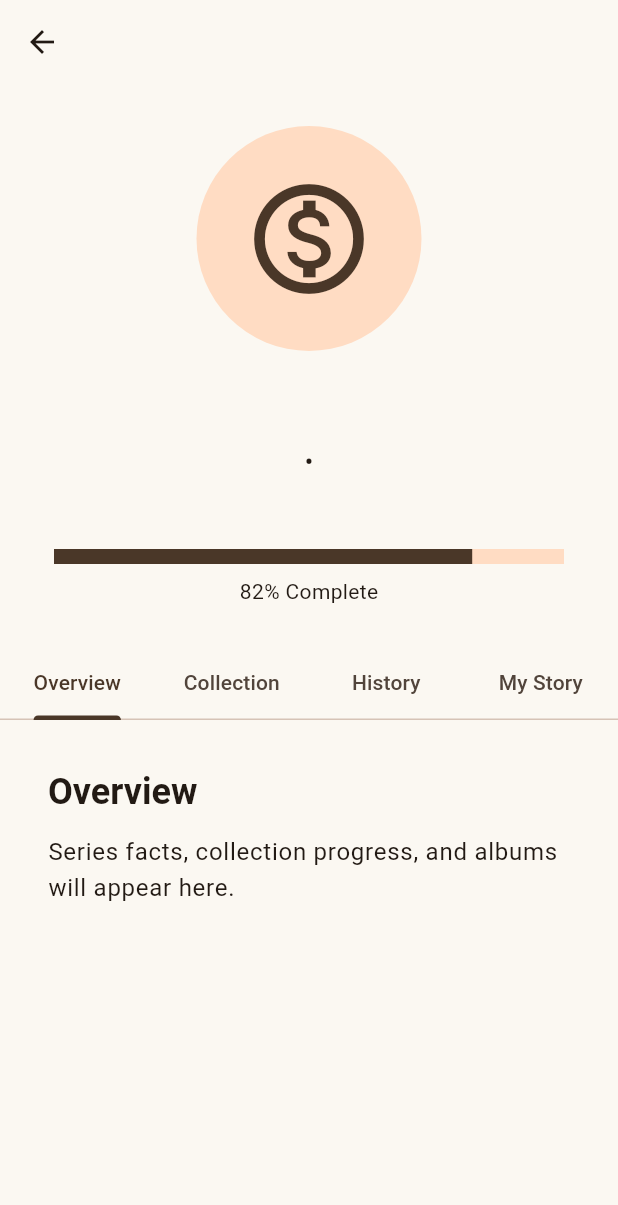
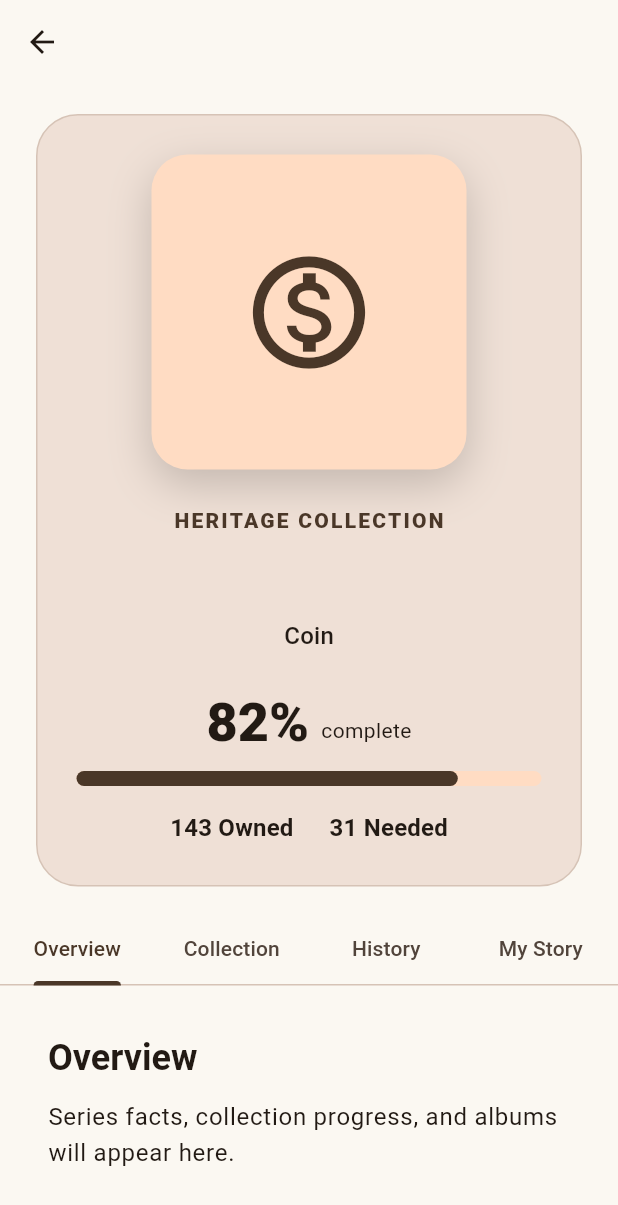
Before and after one commit to bch383-code/HeritageVault, a Flutter app: the SeriesDetailScreen screen opened directly with empty values, on a phone screen of 412 x 824 dp. Shown: the top 1205 px of the screen. Run offline on Flutter 3.47's test engine with Material 3 defaults, Android fonts, the light colour scheme and no system bars; our stand-ins replace file_picker, sqflite_common_ffi; missing offline and left inert: spreadsheet_decoder; accounts and stored records are empty.

Commit message:
Add museum-style series header with artwork

```diff
--- a/lib/reference/coin_series_reference.dart
+++ b/lib/reference/coin_series_reference.dart
@@ -31,7 +31,7 @@ class CoinSeriesLibrary {
       mints: ['P', 'CC', 'O', 'S', 'D'],
       history:
           'The Morgan dollar is one of the most widely collected United States silver dollar series.',
-      imageAsset: '',
+      imageAsset: 'assets/images/series/morgan_dollar.png',
     ),
     CoinSeriesReference(
       series: 'Peace Dollars',
@@ -82,6 +82,38 @@ class CoinSeriesLibrary {
   static CoinSeriesReference? find(String seriesName) {
   final normalized = seriesName.trim().toLowerCase();
 
+  // Common series-name aliases from imported spreadsheets.
+  if (normalized.contains('morgan')) {
+    return series.firstWhere(
+      (reference) => reference.series == 'Morgan Dollars',
+    );
+  }
+
+  if (normalized.contains('peace')) {
+    return series.firstWhere(
+      (reference) => reference.series == 'Peace Dollars',
+    );
+  }
+
+  if (normalized.contains('buffalo')) {
+    return series.firstWhere(
+      (reference) => reference.series == 'Buffalo Nickels',
+    );
+  }
+
+  if (normalized.contains('mercury')) {
+    return series.firstWhere(
+      (reference) => reference.series == 'Mercury Dimes',
+    );
+  }
+
+  if (normalized.contains('wheat') &&
+      normalized.contains('cent')) {
+    return series.firstWhere(
+      (reference) => reference.series == 'Lincoln Wheat Cents',
+    );
+  }
+
   for (final reference in series) {
     if (reference.series.toLowerCase() == normalized) {
       return reference;
--- a/lib/screens/series_detail_screen.dart
+++ b/lib/screens/series_detail_screen.dart
@@ -1,6 +1,7 @@
 import 'package:flutter/material.dart';
 
 import '../reference/coin_series_reference.dart';
+import '../widgets/series_museum_header.dart';
 
 class SeriesDetailScreen extends StatelessWidget {
   final String seriesName;
@@ -12,7 +13,6 @@ class SeriesDetailScreen extends StatelessWidget {
 
   @override
   Widget build(BuildContext context) {
-    final theme = Theme.of(context);
     final reference = CoinSeriesLibrary.find(seriesName);
 
     return DefaultTabController(
@@ -23,55 +23,13 @@ class SeriesDetailScreen extends StatelessWidget {
         ),
         body: Column(
           children: [
-            Container(
-              width: double.infinity,
-              padding: const EdgeInsets.all(28),
-              child: Column(
-                children: [
-                  Container(
-                    width: 150,
-                    height: 150,
-                    decoration: BoxDecoration(
-                      shape: BoxShape.circle,
-                      color: theme.colorScheme.primaryContainer,
-                    ),
-                    child: Icon(
-                      Icons.monetization_on_outlined,
-                      size: 88,
-                      color: theme.colorScheme.primary,
-                    ),
-                  ),
-                  const SizedBox(height: 20),
-                  Text(
-                    seriesName,
-                    style: theme.textTheme.headlineMedium?.copyWith(
-                      fontWeight: FontWeight.w800,
-                    ),
-                  ),
-                  const SizedBox(height: 6),
-                  Text(
-                    '${reference?.denomination ?? ''} • '
-                    '${reference?.years ?? ''}',
-                    style: theme.textTheme.titleMedium,
-                  ),
-                  const SizedBox(height: 4),
-                  Text(
-                    reference?.designer ?? '',
-                    style: theme.textTheme.bodyLarge,
-                  ),
-                  const SizedBox(height: 18),
-                  const SizedBox(
-                    width: 340,
-                    child: LinearProgressIndicator(
-                      value: 0.82,
-                      minHeight: 10,
-                    ),
-                  ),
-                  const SizedBox(height: 8),
-                  const Text('82% Complete'),
-                ],
-              ),
-            ),
+SeriesMuseumHeader(
+  seriesName: seriesName,
+  reference: reference,
+  completionRate: 0.82,
+  owned: 143,
+  needed: 31,
+),
             const TabBar(
               tabs: [
                 Tab(text: 'Overview'),
--- /dev/null
+++ b/lib/widgets/series_museum_header.dart
@@ -0,0 +1,175 @@
+import 'package:flutter/material.dart';
+
+import '../reference/coin_series_reference.dart';
+
+class SeriesMuseumHeader extends StatelessWidget {
+  final String seriesName;
+  final CoinSeriesReference? reference;
+  final double completionRate;
+  final int owned;
+  final int needed;
+
+  const SeriesMuseumHeader({
+    super.key,
+    required this.seriesName,
+    required this.reference,
+    this.completionRate = 0,
+    this.owned = 0,
+    this.needed = 0,
+  });
+
+  @override
+  Widget build(BuildContext context) {
+    final theme = Theme.of(context);
+    final colors = theme.colorScheme;
+    final percent = (completionRate * 100).round();
+
+    return Container(
+      width: double.infinity,
+      margin: const EdgeInsets.fromLTRB(24, 20, 24, 18),
+      padding: const EdgeInsets.all(26),
+      decoration: BoxDecoration(
+        color: colors.surfaceContainerHighest,
+        borderRadius: BorderRadius.circular(28),
+        border: Border.all(
+          color: colors.outlineVariant,
+        ),
+      ),
+      child: LayoutBuilder(
+        builder: (context, constraints) {
+          final compact = constraints.maxWidth < 720;
+
+          final image = Container(
+            width: compact ? 210 : 260,
+            height: compact ? 210 : 260,
+            decoration: BoxDecoration(
+              borderRadius: BorderRadius.circular(24),
+              color: colors.primaryContainer,
+              boxShadow: [
+                BoxShadow(
+                  blurRadius: 24,
+                  offset: const Offset(0, 10),
+                  color: colors.shadow.withValues(alpha: 0.18),
+                ),
+              ],
+            ),
+            clipBehavior: Clip.antiAlias,
+            child: reference != null &&
+                    reference!.imageAsset.isNotEmpty
+                ? Image.asset(
+                    reference!.imageAsset,
+                    fit: BoxFit.cover,
+                  )
+                : Icon(
+                    Icons.monetization_on_outlined,
+                    size: 90,
+                    color: colors.primary,
+                  ),
+          );
+
+          final information = Column(
+            crossAxisAlignment: compact
+                ? CrossAxisAlignment.center
+                : CrossAxisAlignment.start,
+            children: [
+              Text(
+                'HERITAGE COLLECTION',
+                style: theme.textTheme.labelLarge?.copyWith(
+                  fontWeight: FontWeight.w800,
+                  letterSpacing: 1.5,
+                  color: colors.primary,
+                ),
+              ),
+              const SizedBox(height: 8),
+              Text(
+                seriesName,
+                textAlign: compact ? TextAlign.center : TextAlign.left,
+                style: theme.textTheme.headlineLarge?.copyWith(
+                  fontWeight: FontWeight.w800,
+                ),
+              ),
+              const SizedBox(height: 8),
+              Text(
+                '${reference?.denomination ?? 'Coin'}'
+                '${reference?.years.isNotEmpty == true ? '  •  ${reference!.years}' : ''}',
+                style: theme.textTheme.titleMedium,
+              ),
+              if (reference?.designer.isNotEmpty == true) ...[
+                const SizedBox(height: 6),
+                Text(
+                  'Designed by ${reference!.designer}',
+                  style: theme.textTheme.bodyLarge,
+                ),
+              ],
+              const SizedBox(height: 24),
+              Row(
+                mainAxisSize: MainAxisSize.min,
+                crossAxisAlignment: CrossAxisAlignment.end,
+                children: [
+                  Text(
+                    '$percent%',
+                    style: theme.textTheme.displaySmall?.copyWith(
+                      fontWeight: FontWeight.w800,
+                    ),
+                  ),
+                  const SizedBox(width: 8),
+                  const Padding(
+                    padding: EdgeInsets.only(bottom: 7),
+                    child: Text('complete'),
+                  ),
+                ],
+              ),
+              const SizedBox(height: 10),
+              SizedBox(
+                width: 380,
+                child: LinearProgressIndicator(
+                  value: completionRate,
+                  minHeight: 10,
+                  borderRadius: BorderRadius.circular(999),
+                ),
+              ),
+              const SizedBox(height: 16),
+              Wrap(
+                spacing: 24,
+                runSpacing: 8,
+                children: [
+                  Text(
+                    '$owned Owned',
+                    style: theme.textTheme.titleMedium?.copyWith(
+                      fontWeight: FontWeight.w700,
+                    ),
+                  ),
+                  Text(
+                    '$needed Needed',
+                    style: theme.textTheme.titleMedium?.copyWith(
+                      fontWeight: FontWeight.w700,
+                    ),
+                  ),
+                ],
+              ),
+            ],
+          );
+
+          if (compact) {
+            return Column(
+              children: [
+                image,
+                const SizedBox(height: 24),
+                information,
+              ],
+            );
+          }
+
+          return Row(
+            crossAxisAlignment: CrossAxisAlignment.center,
+            children: [
+              image,
+              const SizedBox(width: 32),
+              Expanded(child: information),
+            ],
+          );
+        },
+      ),
+    );
+  }
+}
--- a/pubspec.yaml
+++ b/pubspec.yaml
@@ -61,6 +61,9 @@ flutter:
   # the material Icons class.
   uses-material-design: true
 
+  assets:
+    - assets/images/series/
+
   # To add assets to your application, add an assets section, like this:
   # assets:
   #   - images/a_dot_burr.jpeg
```
Also changed, not shown: assets/images/series/morgan_dollar.png (added). Lines whose indentation alone changed are shown as unchanged.
